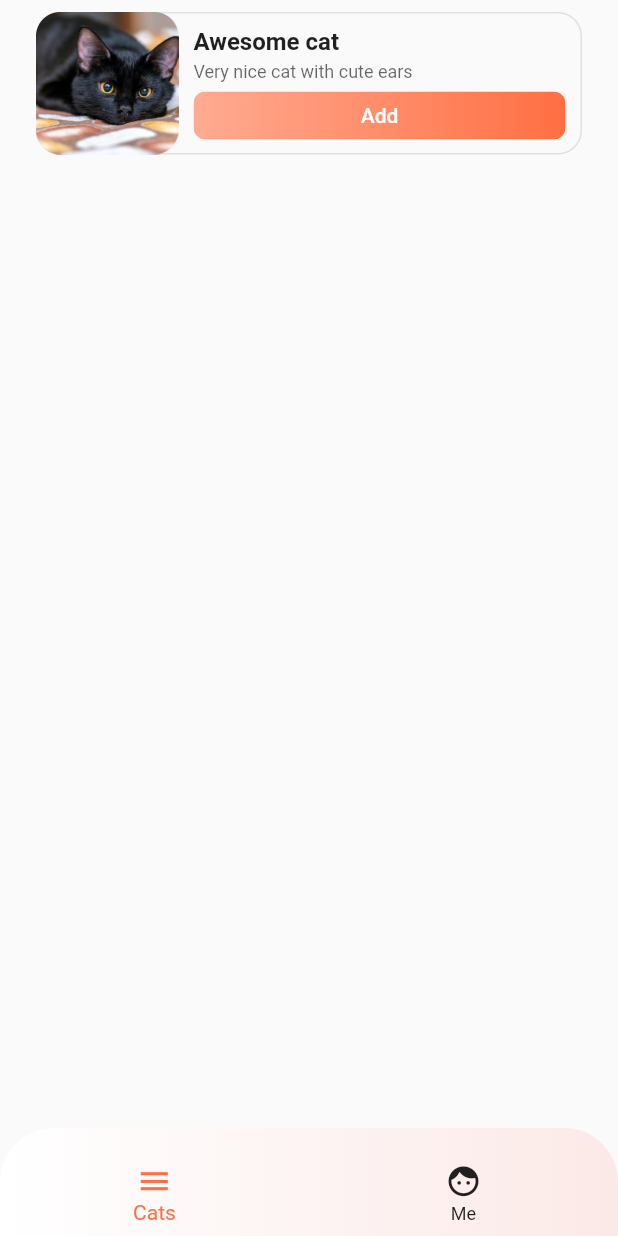
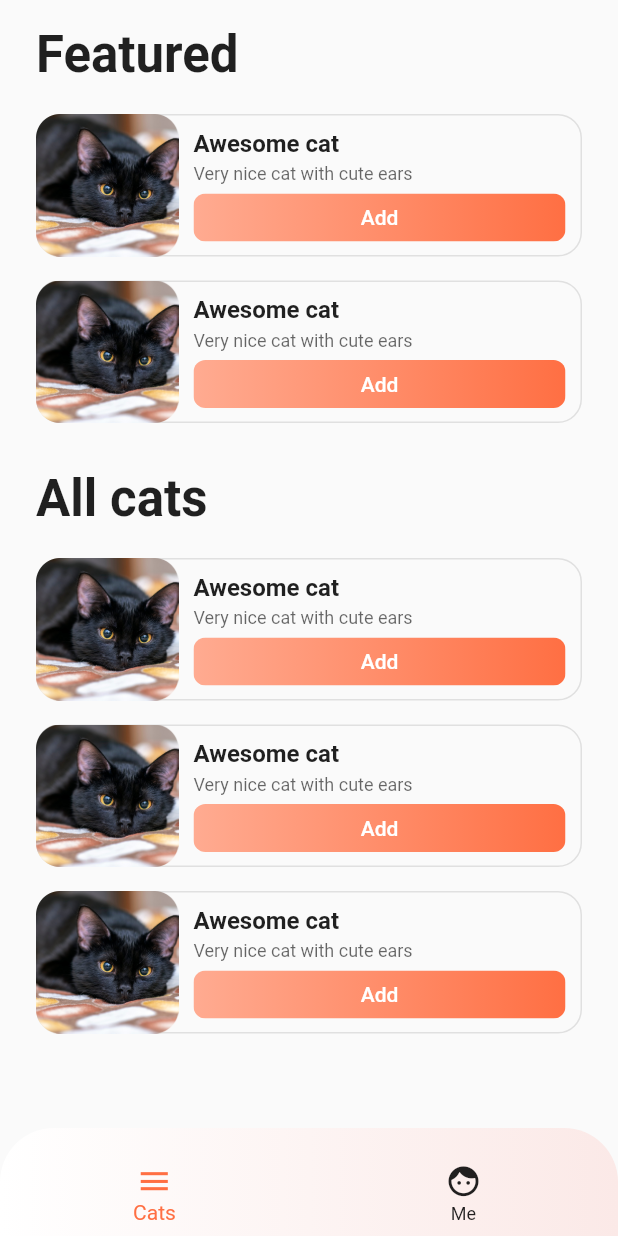
Before and after one commit to tahaali54/cat_task, a Flutter app: the screen it shows after launch, on a phone screen of 412 x 824 dp. Run offline on Flutter 3.47's test engine with Material 2 defaults, Android fonts, the light colour scheme and no system bars.

Commit message:
refactor cat tile and make cat buton interactive

```diff
--- /dev/null
+++ b/lib/cats/cat_button.dart
@@ -0,0 +1,53 @@
+import 'package:flutter/material.dart';
+
+import '../common/theme.dart';
+
+class CatButton extends StatefulWidget {
+  const CatButton({
+    Key? key,
+  }) : super(key: key);
+
+  @override
+  State<CatButton> createState() => _CatButtonState();
+}
+
+class _CatButtonState extends State<CatButton> {
+  LinearGradient color = CatColors.accentReversedGradient;
+  bool isAdded = false;
+
+  @override
+  Widget build(BuildContext context) {
+    return ClipRRect(
+      borderRadius: const BorderRadius.all(
+        Radius.circular(8),
+      ),
+      child: Container(
+        decoration: BoxDecoration(
+          gradient: isAdded
+              ? CatColors.outlineReversedGradient
+              : CatColors.accentReversedGradient,
+        ),
+        child: Material(
+          color: Colors.transparent,
+          child: InkWell(
+            onTap: () {
+              setState(() {
+                isAdded = !isAdded;
+              });
+            },
+            child: Padding(
+              padding: const EdgeInsets.all(8.0),
+              child: Text(
+                isAdded ? 'Remove' : 'Add',
+                textAlign: TextAlign.center,
+                style: isAdded
+                    ? CatTextStyles.surfaceButton
+                    : CatTextStyles.accentButton,
+              ),
+            ),
+          ),
+        ),
+      ),
+    );
+  }
+}
--- /dev/null
+++ b/lib/cats/cat_tile.dart
@@ -0,0 +1,74 @@
+import 'package:flutter/material.dart';
+
+import '../common/theme.dart';
+import 'cat_button.dart';
+
+class CatTile extends StatelessWidget {
+  const CatTile({
+    Key? key,
+  }) : super(key: key);
+
+  @override
+  Widget build(BuildContext context) {
+    return Padding(
+      padding: const EdgeInsets.symmetric(
+        horizontal: 24,
+        vertical: 8,
+      ),
+      child: Stack(
+        children: [
+          Container(
+            decoration: BoxDecoration(
+              border: Border.all(
+                color: CatColors.outline,
+              ),
+              borderRadius: const BorderRadius.all(
+                Radius.circular(16),
+              ),
+            ),
+            child: Row(children: [
+              const SizedBox(
+                height: 93,
+                width: 94,
+              ),
+              Expanded(
+                  child: Padding(
+                padding: const EdgeInsets.symmetric(
+                  horizontal: 10,
+                  vertical: 8,
+                ),
+                child: Column(
+                  crossAxisAlignment: CrossAxisAlignment.stretch,
+                  children: const [
+                    Text(
+                      'Awesome cat',
+                      style: CatTextStyles.title,
+                    ),
+                    Padding(
+                      padding: EdgeInsets.only(
+                        top: 4,
+                        bottom: 6,
+                      ),
+                      child: Text(
+                        'Very nice cat with cute ears',
+                        style: CatTextStyles.subtitle,
+                      ),
+                    ),
+                    CatButton(),
+                  ],
+                ),
+              )),
+            ]),
+          ),
+          Align(
+            alignment: Alignment.centerLeft,
+            child: Image.asset(
+              'assets/img_cat.png',
+              height: 95,
+            ),
+          ),
+        ],
+      ),
+    );
+  }
+}
--- a/lib/cats/home.dart
+++ b/lib/cats/home.dart
@@ -2,6 +2,7 @@ import 'package:cat_task/common/theme.dart';
 import 'package:flutter/material.dart';
 
 import 'bottom_nav.dart';
+import 'cat_tile.dart';
 
 class Home extends StatelessWidget {
   const Home({Key? key}) : super(key: key);
@@ -10,90 +11,31 @@ class Home extends StatelessWidget {
   Widget build(BuildContext context) {
     return Scaffold(
       body: SafeArea(
-        child: Column(children: [
+        child: SingleChildScrollView(
+          child: Column(
+              crossAxisAlignment: CrossAxisAlignment.start,
+              children: const [
                 Padding(
-            padding: const EdgeInsets.symmetric(
-              horizontal: 24,
-              vertical: 8,
-            ),
-            child: Stack(
-              children: [
-                Container(
-                  decoration: BoxDecoration(
-                    border: Border.all(
-                      color: CatColors.outline,
-                    ),
-                    borderRadius: const BorderRadius.all(
-                      Radius.circular(16),
+                  padding: EdgeInsets.only(top: 16, left: 24, bottom: 12),
+                  child: Text(
+                    'Featured',
+                    style: CatTextStyles.heading,
                   ),
                 ),
-                  child: Row(children: [
-                    const SizedBox(
-                      height: 93,
-                      width: 94,
-                    ),
-                    Expanded(
-                        child: Padding(
-                      padding: const EdgeInsets.symmetric(
-                        horizontal: 10,
-                        vertical: 8,
-                      ),
-                      child: Column(
-                          crossAxisAlignment: CrossAxisAlignment.stretch,
-                          children: [
-                            const Text(
-                              'Awesome cat',
-                              style: CatTextStyles.title,
-                            ),
-                            const Padding(
-                              padding: EdgeInsets.only(
-                                top: 4,
-                                bottom: 6,
-                              ),
+                CatTile(),
+                CatTile(),
+                Padding(
+                  padding: EdgeInsets.only(top: 22, left: 24, bottom: 12),
                   child: Text(
-                                'Very nice cat with cute ears',
-                                style: CatTextStyles.subtitle,
+                    'All cats',
+                    style: CatTextStyles.heading,
                   ),
                 ),
-                            ClipRRect(
-                              borderRadius: const BorderRadius.all(
-                                Radius.circular(8),
-                              ),
-                              child: Container(
-                                decoration: const BoxDecoration(
-                                  gradient: CatColors.accentReversedGradient,
-                                ),
-                                child: Material(
-                                  color: Colors.transparent,
-                                  child: InkWell(
-                                    onTap: () {},
-                                    child: const Padding(
-                                      padding: EdgeInsets.all(8.0),
-                                      child: Text(
-                                        'Add',
-                                        textAlign: TextAlign.center,
-                                        style: CatTextStyles.accentButton,
-                                      ),
-                                    ),
-                                  ),
-                                ),
-                              ),
-                            ),
-                          ]),
-                    )),
+                CatTile(),
+                CatTile(),
+                CatTile(),
               ]),
         ),
-                Align(
-                  alignment: Alignment.centerLeft,
-                  child: Image.asset(
-                    'assets/img_cat.png',
-                    height: 95,
-                  ),
-                ),
-              ],
-            ),
-          ),
-        ]),
       ),
       bottomNavigationBar: CustomBottomNavBar(onTap: (value) {}),
     );
--- a/lib/common/theme.dart
+++ b/lib/common/theme.dart
@@ -61,4 +61,10 @@ class CatTextStyles {
     fontWeight: FontWeight.w500,
     color: CatColors.highEmphasisAccent,
   );
+
+  static const TextStyle surfaceButton = TextStyle(
+    fontSize: 14,
+    fontWeight: FontWeight.w500,
+    color: CatColors.highEmphasisSurface,
+  );
 }
```
Lines whose indentation alone changed are shown as unchanged.
